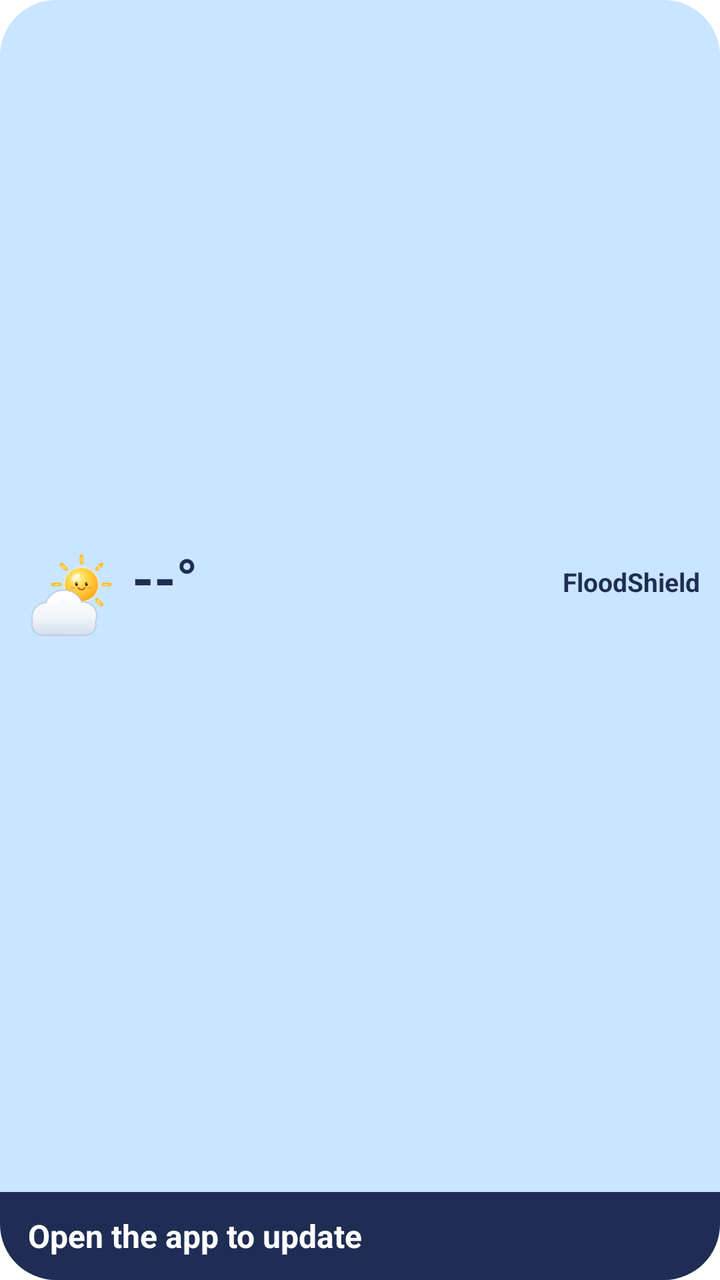
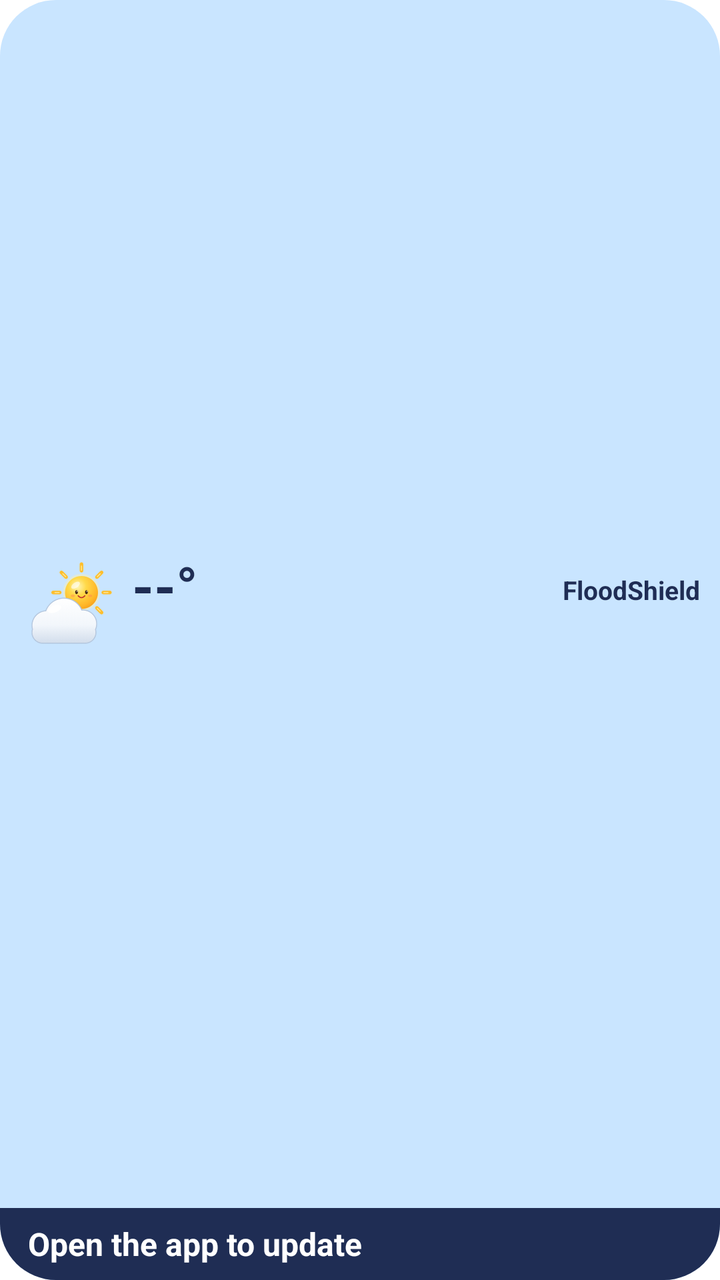

Screens rendered from an Android XML layout before and after an edit, with the pre-edit source and the edit as a unified diff.
<!-- AndroidManifest.xml: application theme AppTheme -->
<!-- res/layout/widget_medium_narrow.xml -->
<?xml version="1.0" encoding="utf-8"?>
<LinearLayout xmlns:android="http://schemas.android.com/apk/res/android"
    android:id="@android:id/background"
    android:layout_width="match_parent"
    android:layout_height="match_parent"
    android:background="@drawable/widget_background"
    android:orientation="vertical">

    <LinearLayout
        android:layout_width="match_parent"
        android:layout_height="0dp"
        android:layout_weight="1"
        android:gravity="center_vertical"
        android:orientation="vertical"
        android:paddingStart="10dp"
        android:paddingTop="8dp"
        android:paddingEnd="10dp"
        android:paddingBottom="6dp">

        <LinearLayout
            android:layout_width="match_parent"
            android:layout_height="wrap_content"
            android:gravity="center_vertical"
            android:orientation="horizontal">

            <ImageView
                android:id="@+id/widget_icon"
                android:layout_width="48dp"
                android:layout_height="48dp"
                android:importantForAccessibility="no"
                android:src="@drawable/widget_weather_cloudy_day" />

            <LinearLayout
                android:layout_width="wrap_content"
                android:layout_height="wrap_content"
                android:layout_marginStart="8dp"
                android:orientation="vertical">

                <TextView
                    android:id="@+id/widget_temperature"
                    android:layout_width="wrap_content"
                    android:layout_height="wrap_content"
                    android:includeFontPadding="false"
                    android:maxLines="1"
                    android:text="--°"
                    android:textColor="#1F2D54"
                    android:textSize="28sp"
                    android:textStyle="bold" />

                <TextView
                    android:id="@+id/widget_condition"
                    android:layout_width="wrap_content"
                    android:layout_height="wrap_content"
                    android:ellipsize="end"
                    android:maxWidth="90dp"
                    android:maxLines="2"
                    android:textColor="#1F2D54"
                    android:textSize="13sp" />
            </LinearLayout>

            <LinearLayout
                android:layout_width="0dp"
                android:layout_height="wrap_content"
                android:layout_marginStart="10dp"
                android:layout_weight="1"
                android:gravity="end"
                android:orientation="vertical">

                <TextView
                    android:id="@+id/widget_place"
                    android:layout_width="wrap_content"
                    android:layout_height="wrap_content"
                    android:ellipsize="end"
                    android:gravity="end"
                    android:maxLines="2"
                    android:text="@string/app_name"
                    android:textColor="#1F2D54"
                    android:textSize="13sp"
                    android:textStyle="bold" />

                <TextView
                    android:id="@+id/widget_updated"
                    android:layout_width="wrap_content"
                    android:layout_height="wrap_content"
                    android:gravity="end"
                    android:maxLines="2"
                    android:textColor="#5A6E8C"
                    android:textSize="12sp" />
            </LinearLayout>
        </LinearLayout>

        <include layout="@layout/widget_medium_details" />
    </LinearLayout>

    <include layout="@layout/widget_medium_band" />
</LinearLayout>
<!-- res/layout/widget_medium_details.xml (included above) -->
<?xml version="1.0" encoding="utf-8"?>
<LinearLayout xmlns:android="http://schemas.android.com/apk/res/android"
    android:id="@+id/widget_details"
    android:layout_width="match_parent"
    android:layout_height="wrap_content"
    android:layout_marginTop="8dp"
    android:orientation="horizontal"
    android:visibility="gone">

    <LinearLayout
        android:layout_width="0dp"
        android:layout_height="wrap_content"
        android:layout_weight="1"
        android:gravity="center_horizontal"
        android:orientation="vertical">

        <TextView
            android:id="@+id/widget_wind_label"
            android:layout_width="wrap_content"
            android:layout_height="wrap_content"
            android:ellipsize="end"
            android:maxLines="1"
            android:text="@string/widget_wind"
            android:textAllCaps="true"
            android:textColor="#5A6E8C"
            android:textSize="12sp" />

        <TextView
            android:id="@+id/widget_wind"
            android:layout_width="wrap_content"
            android:layout_height="wrap_content"
            android:maxLines="1"
            android:text="--"
            android:textColor="#1F2D54"
            android:textSize="16sp"
            android:textStyle="bold" />
    </LinearLayout>

    <LinearLayout
        android:layout_width="0dp"
        android:layout_height="wrap_content"
        android:layout_weight="1"
        android:gravity="center_horizontal"
        android:orientation="vertical">

        <TextView
            android:id="@+id/widget_feels_like_label"
            android:layout_width="wrap_content"
            android:layout_height="wrap_content"
            android:ellipsize="end"
            android:maxLines="1"
            android:text="@string/widget_feels_like"
            android:textAllCaps="true"
            android:textColor="#5A6E8C"
            android:textSize="12sp" />

        <TextView
            android:id="@+id/widget_feels_like"
            android:layout_width="wrap_content"
            android:layout_height="wrap_content"
            android:maxLines="1"
            android:text="--"
            android:textColor="#1F2D54"
            android:textSize="16sp"
            android:textStyle="bold" />
    </LinearLayout>

    <LinearLayout
        android:layout_width="0dp"
        android:layout_height="wrap_content"
        android:layout_weight="1"
        android:gravity="center_horizontal"
        android:orientation="vertical">

        <TextView
            android:id="@+id/widget_humidity_label"
            android:layout_width="wrap_content"
            android:layout_height="wrap_content"
            android:ellipsize="end"
            android:maxLines="1"
            android:text="@string/widget_humidity"
            android:textAllCaps="true"
            android:textColor="#5A6E8C"
            android:textSize="12sp" />

        <TextView
            android:id="@+id/widget_humidity"
            android:layout_width="wrap_content"
            android:layout_height="wrap_content"
            android:maxLines="1"
            android:text="--"
            android:textColor="#1F2D54"
            android:textSize="16sp"
            android:textStyle="bold" />
    </LinearLayout>
</LinearLayout>
<!-- res/layout/widget_medium_band.xml (included above) -->
<?xml version="1.0" encoding="utf-8"?>
<LinearLayout xmlns:android="http://schemas.android.com/apk/res/android"
    android:id="@+id/widget_band"
    android:layout_width="match_parent"
    android:layout_height="wrap_content"
    android:background="@drawable/widget_band_unknown"
    android:gravity="center_vertical"
    android:minHeight="44dp"
    android:orientation="horizontal"
    android:paddingStart="14dp"
    android:paddingTop="6dp"
    android:paddingEnd="14dp"
    android:paddingBottom="6dp">

    <ImageView
        android:id="@+id/widget_band_icon"
        android:layout_width="22dp"
        android:layout_height="22dp"
        android:layout_marginEnd="8dp"
        android:importantForAccessibility="no"
        android:visibility="gone" />

    <TextView
        android:id="@+id/widget_band_text"
        android:layout_width="0dp"
        android:layout_height="wrap_content"
        android:layout_weight="1"
        android:ellipsize="end"
        android:gravity="center_vertical"
        android:maxLines="2"
        android:text="@string/widget_open_app"
        android:textColor="#FFFFFF"
        android:textSize="16sp"
        android:textStyle="bold" />
</LinearLayout>
<!-- resources referenced by this layout -->
<resources>
  <!-- drawable widget_background (drawable) -->
  <?xml version="1.0" encoding="utf-8"?>
  <shape xmlns:android="http://schemas.android.com/apk/res/android" android:shape="rectangle">
      <solid android:color="#C9E5FF" />
      <corners android:radius="@dimen/widget_radius" />
  </shape>
  <!-- drawable widget_band_unknown (drawable) -->
  <?xml version="1.0" encoding="utf-8"?>
  <shape xmlns:android="http://schemas.android.com/apk/res/android" android:shape="rectangle">
      <solid android:color="#1F2D54" />
      <corners android:bottomLeftRadius="@dimen/widget_radius" android:bottomRightRadius="@dimen/widget_radius" />
  </shape>
  <!-- drawable widget_weather_cloudy_day: png bitmap (drawable-nodpi, 29718 bytes) -->
  <string name="app_name">FloodShield</string>
  <string name="widget_feels_like">Feels like</string>
  <string name="widget_humidity">Humidity</string>
  <string name="widget_open_app">Open the app to update</string>
  <string name="widget_wind">Wind</string>
  <style name="AppTheme" parent="Theme.AppCompat.DayNight.NoActionBar">
          
          <item name="android:editTextBackground">@drawable/rn_edit_text_material</item>
          
          <item name="android:windowBackground">@drawable/launch_background</item>
      </style>
  <dimen name="widget_radius">16dp</dimen>
  <!-- drawable rn_edit_text_material (drawable) -->
  <?xml version="1.0" encoding="utf-8"?>
  <inset xmlns:android="http://schemas.android.com/apk/res/android"
         android:insetLeft="@dimen/abc_edit_text_inset_horizontal_material"
         android:insetRight="@dimen/abc_edit_text_inset_horizontal_material"
         android:insetTop="@dimen/abc_edit_text_inset_top_material"
         android:insetBottom="@dimen/abc_edit_text_inset_bottom_material"
         >
  
      <selector>
          
          <item android:state_enabled="false" android:drawable="@drawable/abc_textfield_default_mtrl_alpha"/>
          <item android:drawable="@drawable/abc_textfield_activated_mtrl_alpha"/>
      </selector>
  
  </inset>
  <!-- drawable launch_background (drawable) -->
  <?xml version="1.0" encoding="utf-8"?>
  <layer-list xmlns:android="http://schemas.android.com/apk/res/android">
      <item android:drawable="@android:color/white" />
      <item
          android:width="288dp"
          android:height="288dp"
          android:drawable="@drawable/splash_logo"
          android:gravity="center" />
  </layer-list>
  <!-- drawable splash_logo: png bitmap (drawable-hdpi, 34061 bytes) -->
</resources>

<!-- the commit's change to res/layout/widget_medium_narrow.xml (unified diff, before → after) -->
@@ -17,6 +17,12 @@
         android:paddingEnd="10dp"
         android:paddingBottom="6dp">
 
+        
+        <FrameLayout
+            android:layout_width="match_parent"
+            android:layout_height="0dp"
+            android:layout_weight="1" />
+
         <LinearLayout
             android:layout_width="match_parent"
             android:layout_height="wrap_content"
@@ -89,10 +95,22 @@
             </LinearLayout>
         </LinearLayout>
 
+        <FrameLayout
+            android:layout_width="match_parent"
+            android:layout_height="0dp"
+            android:layout_weight="1" />
+
         <include layout="@layout/widget_medium_details" />
-    </LinearLayout>
-
-    <include layout="@layout/widget_medium_band" />
+
+        <FrameLayout
+            android:id="@+id/widget_details_space"
+            android:layout_width="match_parent"
+            android:layout_height="0dp"
+            android:layout_weight="1"
+            android:visibility="gone" />
+    </LinearLayout>
+
+    <include layout="@layout/widget_medium_band_compact" />
 </LinearLayout>
 <!-- res/layout/widget_medium_details.xml (included above) -->
 <?xml version="1.0" encoding="utf-8"?>
@@ -100,7 +118,7 @@
     android:id="@+id/widget_details"
     android:layout_width="match_parent"
     android:layout_height="wrap_content"
-    android:layout_marginTop="8dp"
+    android:layout_marginTop="4dp"
     android:orientation="horizontal"
     android:visibility="gone">
 
@@ -191,7 +209,7 @@
             android:textStyle="bold" />
     </LinearLayout>
 </LinearLayout>
-<!-- res/layout/widget_medium_band.xml (included above) -->
+<!-- res/layout/widget_medium_band_compact.xml (included above) -->
 <?xml version="1.0" encoding="utf-8"?>
 <LinearLayout xmlns:android="http://schemas.android.com/apk/res/android"
     android:id="@+id/widget_band"
@@ -199,7 +217,7 @@
     android:layout_height="wrap_content"
     android:background="@drawable/widget_band_unknown"
     android:gravity="center_vertical"
-    android:minHeight="44dp"
+    android:minHeight="36dp"
     android:orientation="horizontal"
     android:paddingStart="14dp"
     android:paddingTop="6dp"
